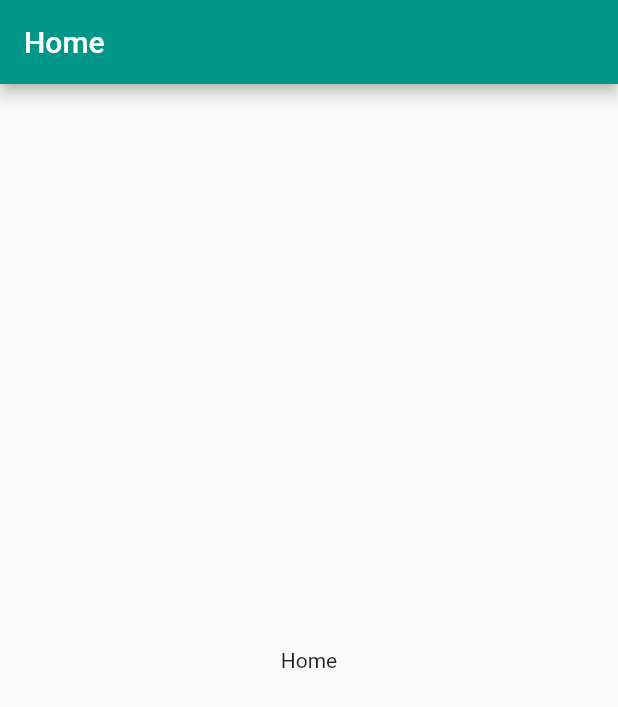
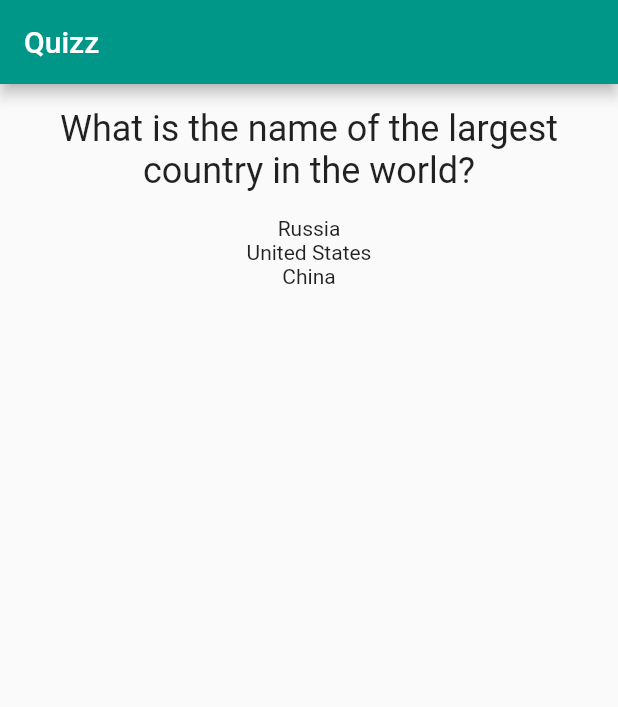
Before and after one commit to YannickBaudraz/mob2_quizz, a Flutter app: the screen it shows after launch, on a phone screen of 412 x 824 dp. Shown: the top 707 px of the screen. Run offline on Flutter 3.47's test engine with Material 2 defaults, Android fonts, the light colour scheme and no system bars.

Commit message:
Display question with 3 answers

```diff
--- a/lib/pages/home_page.dart
+++ b/lib/pages/home_page.dart
@@ -1,17 +1,88 @@
 import 'package:flutter/material.dart';
+import 'package:mob2_quizz/services/local_question_repository.dart';
+
+import '../models/question.dart';
 
 class HomePage extends StatelessWidget {
   const HomePage({super.key});
 
   @override
   Widget build(BuildContext context) {
+    Future<List<Question>> questions = LocalQuestionRepository().get();
+
     return Scaffold(
       appBar: AppBar(
-        title: const Text('Home'),
+        title: const Text('Quizz'),
       ),
-      body: const Center(
-        child: Text('Home'),
+      body: Align(
+        alignment: Alignment.center,
+        // 2 containers. for the title and the question
+        child: FutureBuilder<List<Question>>(
+          future: questions,
+          builder: (context, snapshot) {
+            if (snapshot.hasData) {
+              return Container(
+                margin: const EdgeInsets.all(16),
+                child: Column(
+                  children: [
+                    _Title(snapshot.data!.first.caption),
+                    _Answers(snapshot.data!.first),
+                  ],
+                ),
+              );
+            } else if (snapshot.hasError) {
+              return Text('${snapshot.error}');
+            }
+
+            return const CircularProgressIndicator();
+          },
+        ),
       ),
     );
   }
 }
+
+class _Title extends StatelessWidget {
+  const _Title(this.title, {Key? key}) : super(key: key);
+
+  final String title;
+
+  @override
+  Widget build(BuildContext context) {
+    return Text(
+      title,
+      style: Theme.of(context).textTheme.headlineSmall,
+      textAlign: TextAlign.center,
+    );
+  }
+}
+
+class _Answers extends StatelessWidget {
+  const _Answers(this.question, {Key? key}) : super(key: key);
+
+  final Question question;
+
+  @override
+  Widget build(BuildContext context) {
+    return Container(
+      margin: const EdgeInsets.all(16),
+      alignment: Alignment.center,
+      child: Column(
+        children: [
+          ...question.answers.map((answer) => _Answer(answer)),
+        ],
+      ),
+    );
+  }
+}
+
+class _Answer extends StatelessWidget {
+  const _Answer(this.answer, {Key? key}) : super(key: key);
+
+  final String answer;
+
+  @override
+  Widget build(BuildContext context) {
+    return Text(answer);
+  }
+}
--- /dev/null
+++ b/lib/services/local_question_repository.dart
@@ -0,0 +1,40 @@
+import 'package:mob2_quizz/models/question.dart';
+import 'package:mob2_quizz/services/question_repository.dart';
+
+class LocalQuestionRepository implements QuestionRepository {
+  final List<Question> _questions = [
+    Question(
+      'What is the answer to life, the universe and everything?',
+      ['42', '24', '21'],
+    ),
+    Question(
+      'What is the capital of Germany?',
+      ['Paris', 'London', 'Berlin'],
+    ),
+    Question(
+      'Who made the Mona Lisa?',
+      ['Leonardo da Vinci', 'Michelangelo', 'Donatello'],
+    ),
+    Question(
+      'What is the name of the largest ocean on Earth?',
+      ['Pacific', 'Atlantic', 'Indian'],
+    ),
+    Question(
+      'What is the name of the largest country in the world?',
+      ['Russia', 'China', 'United States'],
+    ),
+  ];
+
+  @override
+  Future<List<Question>> get() {
+    _questions.shuffle();
+    for (var question in _questions) {
+      question.answers.shuffle();
+    }
+
+    return Future.delayed(
+      const Duration(milliseconds: 500),
+      () => _questions,
+    );
+  }
+}
--- /dev/null
+++ b/lib/services/question_repository.dart
@@ -0,0 +1,5 @@
+import '../models/question.dart';
+
+abstract class QuestionRepository {
+  Future<List<Question>> get();
+}
```
